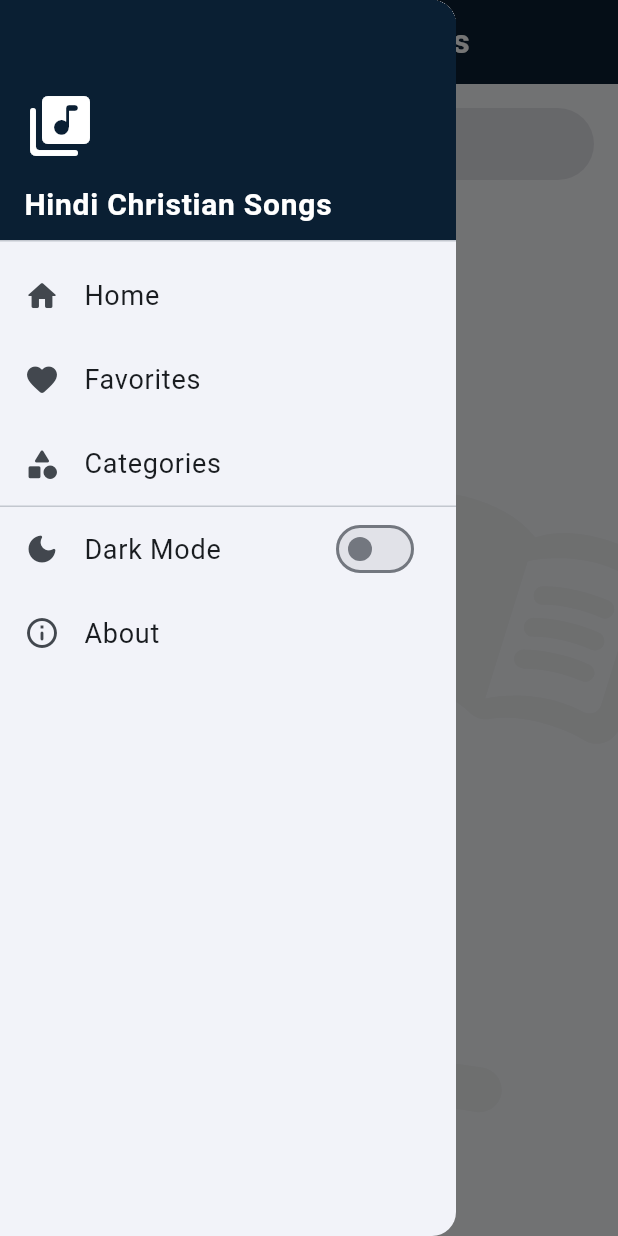
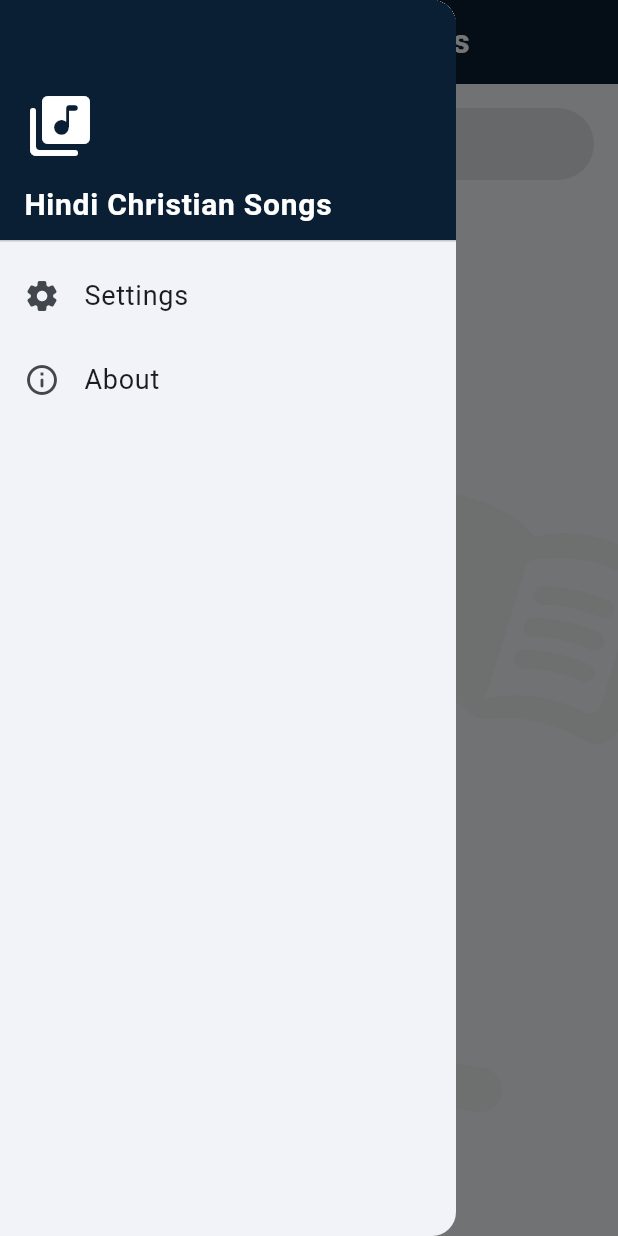
Before and after one commit to SurajChaurasia84/Hindi-Christian-Songs, a Flutter app: the screen it shows after launch, with the side drawer open, on a phone screen of 412 x 824 dp. Run offline on Flutter 3.47's test engine with Material 3 defaults, Android fonts, the phone set to English and light mode, and no system bars; our stand-ins replace firebase_core, shared_preferences; accounts and stored records are empty.

Commit message:
added new screen

```diff
--- a/lib/screens/about_app_screen.dart
+++ b/lib/screens/about_app_screen.dart
@@ -112,7 +112,6 @@ class AboutAppScreen extends StatelessWidget {
                         style: theme.textTheme.bodyLarge?.copyWith(
                           color: theme.colorScheme.primary,
                           fontWeight: FontWeight.bold,
-                          decoration: TextDecoration.underline,
                         ),
                       ),
                     ),
--- a/lib/screens/home_page.dart
+++ b/lib/screens/home_page.dart
@@ -1,6 +1,7 @@
 import 'package:flutter/material.dart';
 import 'package:provider/provider.dart';
 import 'about_app_screen.dart';
+import 'settings_screen.dart';
 import '../theme/theme_provider.dart';
 
 class HomePage extends StatefulWidget {
@@ -17,13 +18,6 @@ class _HomePageState extends State<HomePage> {
   @override
   Widget build(BuildContext context) {
     final theme = Theme.of(context);
-    final themeProvider = Provider.of<ThemeProvider>(context);
-
-    // Determine the current effective brightness for the toggle
-    bool isDark = themeProvider.themeMode == ThemeMode.dark;
-    if (themeProvider.themeMode == ThemeMode.system) {
-      isDark = MediaQuery.of(context).platformBrightness == Brightness.dark;
-    }
 
     return Scaffold(
       appBar: AppBar(
@@ -59,33 +53,14 @@ class _HomePageState extends State<HomePage> {
               ),
             ),
             ListTile(
-              leading: const Icon(Icons.home_rounded),
-              title: const Text('Home'),
-              onTap: () {
-                Navigator.pop(context); // Close drawer
-              },
-            ),
-            ListTile(
-              leading: const Icon(Icons.favorite_rounded),
-              title: const Text('Favorites'),
+              leading: const Icon(Icons.settings_rounded),
+              title: const Text('Settings'),
               onTap: () {
                 Navigator.pop(context);
-              },
-            ),
-            ListTile(
-              leading: const Icon(Icons.category_rounded),
-              title: const Text('Categories'),
-              onTap: () {
-                Navigator.pop(context);
-              },
-            ),
-            const Divider(),
-            SwitchListTile(
-              secondary: const Icon(Icons.dark_mode_rounded),
-              title: const Text('Dark Mode'),
-              value: isDark,
-              onChanged: (value) {
-                themeProvider.toggleTheme(value);
+                Navigator.push(
+                  context,
+                  MaterialPageRoute(builder: (context) => const SettingsScreen()),
+                );
               },
             ),
             ListTile(
--- a/pubspec.yaml
+++ b/pubspec.yaml
@@ -37,6 +37,8 @@ dependencies:
   shared_preferences: ^2.5.5
   provider: ^6.1.5+1
   url_launcher: ^6.2.6
+  firebase_core: ^2.24.2
+  cloud_firestore: ^4.14.0
 
 dev_dependencies:
   flutter_test:
```
Also changed, not shown: lib/main.dart (+6 -1 lines), lib/screens/lyrics_detail_screen.dart (added, +69 -0 lines), lib/screens/settings_screen.dart (added, +43 -0 lines), lib/firebase_options.dart (added).
